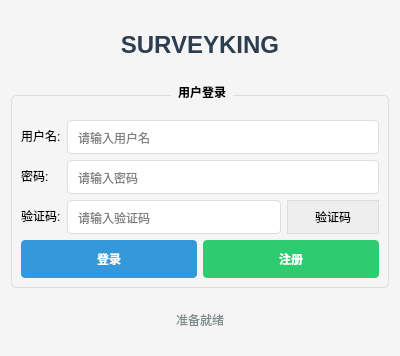
faded4567/SurveyApp, file ui/logindialog.ui: the form before one commit.
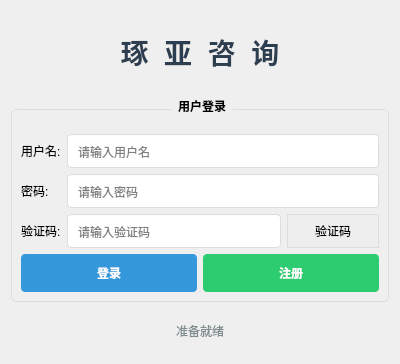
The form after the commit.

```diff
--- a/ui/logindialog.ui
+++ b/ui/logindialog.ui
@@ -7,7 +7,7 @@
     <x>0</x>
     <y>0</y>
     <width>400</width>
-    <height>356</height>
+    <height>364</height>
    </rect>
   </property>
   <property name="windowTitle">
@@ -15,20 +15,23 @@
   </property>
   <property name="styleSheet">
    <string notr="true">QDialog {
-    background-color: #f5f5f5;
+    background-color: #rgb(68, 105, 120);
 }</string>
   </property>
   <layout class="QVBoxLayout" name="verticalLayout">
    <item>
     <widget class="QLabel" name="titleLabel">
      <property name="styleSheet">
-      <string notr="true">font-size: 24px;
+      <string notr="true">font-size: 28px;
 font-weight: bold;
 color: #2c3e50;
 margin: 20px;</string>
      </property>
      <property name="text">
-      <string>SURVEYKING</string>
+      <string>琢  亚  咨  询</string>
+     </property>
+     <property name="textFormat">
+      <enum>Qt::TextFormat::PlainText</enum>
      </property>
      <property name="alignment">
       <set>Qt::AlignmentFlag::AlignCenter</set>
@@ -55,9 +58,7 @@
      <property name="title">
       <string>用户登录</string>
      </property>
-     <layout class="QVBoxLayout" name="verticalLayout_2">
-      <item>
-       <layout class="QFormLayout" name="formLayout">
+     <layout class="QGridLayout" name="gridLayout">
         <item row="0" column="0">
          <widget class="QLabel" name="usernameLabel">
           <property name="text">
@@ -65,7 +66,7 @@
           </property>
          </widget>
         </item>
-        <item row="0" column="1">
+      <item row="0" column="1" colspan="2">
          <widget class="QLineEdit" name="usernameEdit">
           <property name="styleSheet">
            <string notr="true">padding: 8px;
@@ -84,7 +85,7 @@
           </property>
          </widget>
         </item>
-        <item row="1" column="1">
+      <item row="1" column="1" colspan="2">
          <widget class="QLineEdit" name="passwordEdit">
           <property name="styleSheet">
            <string notr="true">padding: 8px;
@@ -107,8 +108,6 @@
          </widget>
         </item>
         <item row="2" column="1">
-         <layout class="QHBoxLayout" name="horizontalLayout">
-          <item>
            <widget class="QLineEdit" name="captchaEdit">
             <property name="styleSheet">
              <string notr="true">padding: 8px;
@@ -120,7 +119,7 @@
             </property>
            </widget>
           </item>
-          <item>
+      <item row="2" column="2">
            <widget class="QLabel" name="captchaImageLabel">
             <property name="styleSheet">
              <string notr="true">border: 1px solid #ddd;
@@ -136,11 +135,7 @@
             </property>
            </widget>
           </item>
-         </layout>
-        </item>
-       </layout>
-      </item>
-      <item>
+      <item row="3" column="0" colspan="3">
        <layout class="QHBoxLayout" name="buttonLayout">
         <item>
          <widget class="QPushButton" name="loginButton">
```
Lines whose indentation alone changed are shown as unchanged.
